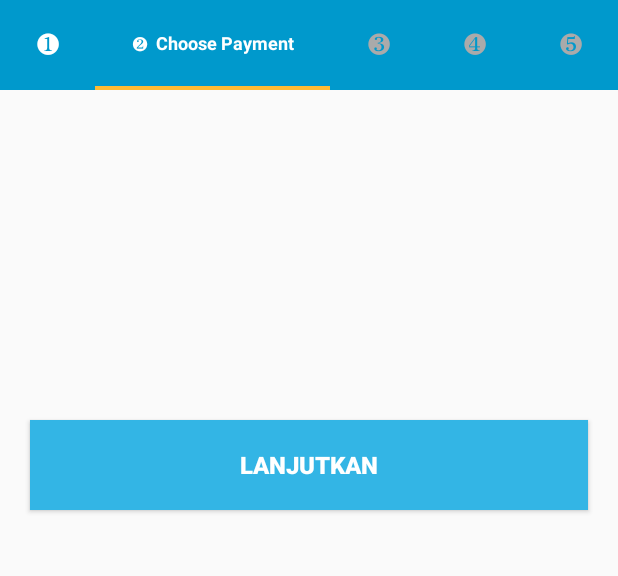
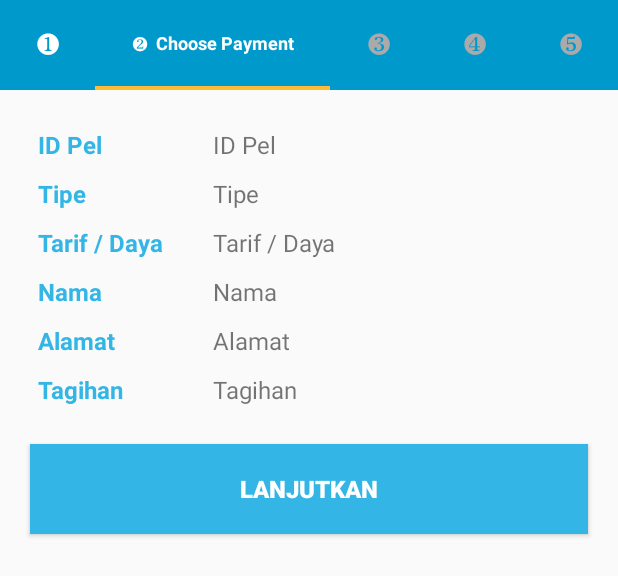
Before and after one commit to irfanagtya/PLNPay, an Android app: the layout activity_pay.xml on its own in the app's theme, with its tools: preview values and no code run, on a phone screen of 412 x 824 dp. Shown: the top 576 px of the screen. Run offline under Robolectric (Android 15) with nearby library versions, the phone set to English and light mode, and no system bars.

Commit message:
Update activity_pay.xml

```diff
--- a/app/src/main/res/layout/activity_pay.xml
+++ b/app/src/main/res/layout/activity_pay.xml
@@ -160,20 +160,161 @@
     <RelativeLayout
         android:layout_width="match_parent"
         android:layout_height="match_parent"
-        android:layout_marginTop="60dp">
-
-        <LinearLayout
-            android:id="@+id/payContainer"
-            android:layout_width="match_parent"
-            android:layout_height="wrap_content"
-            android:orientation="vertical"
+        android:layout_marginTop="60dp"
         android:padding="10dp">
 
         <FrameLayout
             android:id="@+id/idVerify"
             android:layout_width="match_parent"
-                android:layout_height="200dp"
-                android:layout_weight="1">
+            android:layout_height="wrap_content"
+            android:layout_weight="1"
+            android:padding="10dp">
+
+            <TableLayout
+                android:id="@+id/idCekDesc"
+                android:layout_width="match_parent"
+                android:layout_height="match_parent">
+
+                <TableRow>
+
+                    <TextView
+                        android:layout_width="wrap_content"
+                        android:layout_height="wrap_content"
+                        android:layout_weight="1"
+                        android:padding="5dp"
+                        android:text="ID Pel"
+                        android:textColor="@android:color/holo_blue_light"
+                        android:textSize="16sp"
+                        android:textStyle="bold" />
+
+                    <TextView
+                        android:id="@+id/dataPayIDPel"
+                        android:layout_width="wrap_content"
+                        android:layout_height="wrap_content"
+                        android:layout_weight="7"
+                        android:padding="5dp"
+                        android:text="ID Pel"
+                        android:textSize="16sp" />
+
+                </TableRow>
+
+                <TableRow>
+
+                    <TextView
+                        android:layout_width="wrap_content"
+                        android:layout_height="wrap_content"
+                        android:layout_weight="1"
+                        android:padding="5dp"
+                        android:text="Tipe"
+                        android:textColor="@android:color/holo_blue_light"
+                        android:textSize="16sp"
+                        android:textStyle="bold" />
+
+                    <TextView
+                        android:id="@+id/dataPayTipe"
+                        android:layout_width="wrap_content"
+                        android:layout_height="wrap_content"
+                        android:layout_weight="7"
+                        android:padding="5dp"
+                        android:text="Tipe"
+                        android:textSize="16sp" />
+
+                </TableRow>
+
+                <TableRow>
+
+                    <TextView
+                        android:layout_width="wrap_content"
+                        android:layout_height="wrap_content"
+                        android:layout_weight="1"
+                        android:padding="5dp"
+                        android:text="Tarif / Daya"
+                        android:textColor="@android:color/holo_blue_light"
+                        android:textSize="16sp"
+                        android:textStyle="bold" />
+
+                    <TextView
+                        android:id="@+id/dataPayTarifDaya"
+                        android:layout_width="wrap_content"
+                        android:layout_height="wrap_content"
+                        android:layout_weight="7"
+                        android:padding="5dp"
+                        android:text="Tarif / Daya"
+                        android:textSize="16sp" />
+
+                </TableRow>
+
+                <TableRow>
+
+                    <TextView
+                        android:layout_width="wrap_content"
+                        android:layout_height="wrap_content"
+                        android:layout_weight="1"
+                        android:padding="5dp"
+                        android:text="Nama"
+                        android:textColor="@android:color/holo_blue_light"
+                        android:textSize="16sp"
+                        android:textStyle="bold" />
+
+                    <TextView
+                        android:id="@+id/dataPayName"
+                        android:layout_width="wrap_content"
+                        android:layout_height="wrap_content"
+                        android:layout_weight="7"
+                        android:padding="5dp"
+                        android:text="Nama"
+                        android:textSize="16sp" />
+
+                </TableRow>
+
+                <TableRow>
+
+                    <TextView
+                        android:layout_width="wrap_content"
+                        android:layout_height="wrap_content"
+                        android:layout_weight="1"
+                        android:padding="5dp"
+                        android:text="Alamat"
+                        android:textColor="@android:color/holo_blue_light"
+                        android:textSize="16sp"
+                        android:textStyle="bold" />
+
+                    <TextView
+                        android:id="@+id/dataPayAlamat"
+                        android:layout_width="wrap_content"
+                        android:layout_height="wrap_content"
+                        android:layout_weight="7"
+                        android:padding="5dp"
+                        android:text="Alamat"
+                        android:textSize="16sp" />
+
+                </TableRow>
+
+                <TableRow>
+
+                    <TextView
+                        android:id="@+id/dataPayTitle"
+                        android:layout_width="wrap_content"
+                        android:layout_height="wrap_content"
+                        android:layout_weight="1"
+                        android:padding="5dp"
+                        android:text="Tagihan"
+                        android:textColor="@android:color/holo_blue_light"
+                        android:textSize="16sp"
+                        android:textStyle="bold" />
+
+                    <TextView
+                        android:id="@+id/dataPayJumlah"
+                        android:layout_width="wrap_content"
+                        android:layout_height="wrap_content"
+                        android:layout_weight="7"
+                        android:padding="5dp"
+                        android:text="Tagihan"
+                        android:textSize="16sp" />
+
+                </TableRow>
+
+            </TableLayout>
 
         </FrameLayout>
 
@@ -181,24 +322,21 @@
             android:id="@+id/choosePay"
             android:layout_width="match_parent"
             android:layout_height="wrap_content"
-                android:layout_weight="1">
-
-            </ExpandableListView>
+            android:layout_below="@+id/idVerify"/>
 
         <Button
             android:id="@+id/nextButton"
             android:layout_width="match_parent"
             android:layout_height="60dp"
             android:layout_margin="10dp"
-                android:layout_weight="1"
+            android:layout_below="@+id/choosePay"
             android:background="@android:color/holo_blue_light"
+            android:onClick="activityProcess"
             android:text="Lanjutkan"
             android:textColor="@android:color/white"
             android:textSize="16sp"
-                android:textStyle="bold"
-                android:onClick="activityProcess"/>
+            android:textStyle="bold" />
 
-        </LinearLayout>
     </RelativeLayout>
 
 </android.support.constraint.ConstraintLayout>
```
Lines whose indentation alone changed are shown as unchanged.
